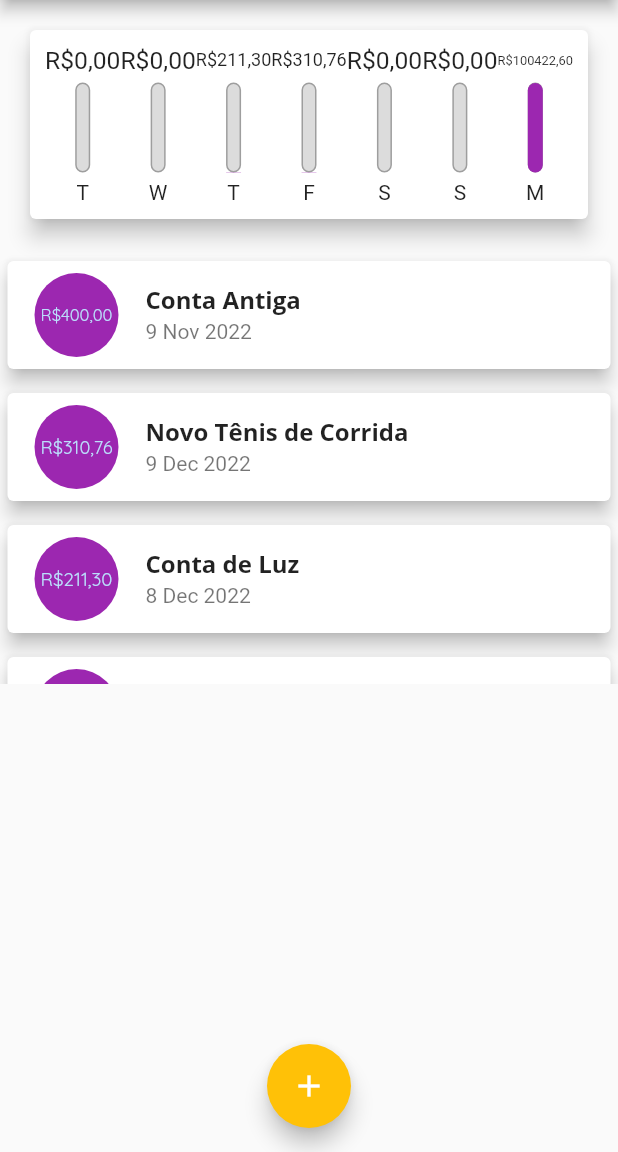
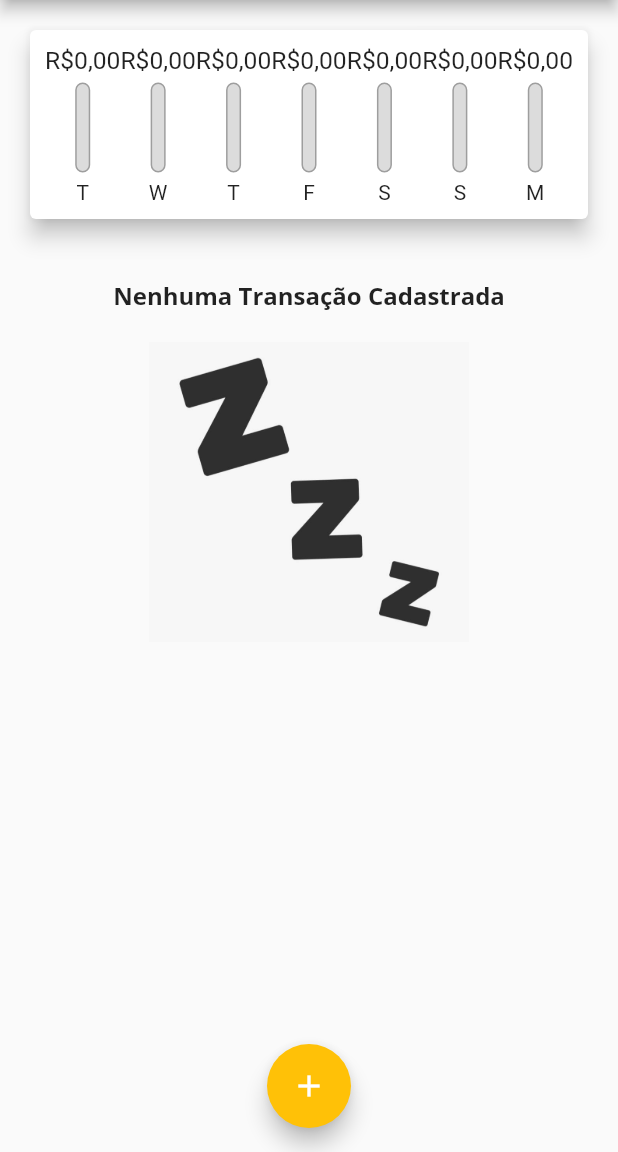
Before and after one commit to matheusSantos1997/ProjetosDart-Flutter, a Flutter app: the screen it shows after launch, on a phone screen of 412 x 824 dp, the part 84-1236 px from its top. Run offline on Flutter 3.47's test engine with Material 2 defaults, Android fonts, the phone set to English and light mode, and no system bars; our stand-ins replace flutter_masked_text2.

Commit message:
app_despesas updated

```diff
--- a/app_despesas/lib/components/chart.dart
+++ b/app_despesas/lib/components/chart.dart
@@ -60,8 +60,10 @@
                 child: ChartBar(
                   tr['day'].toString(),
                   double.parse(tr['value'].toString()),
-                  double.parse(tr['value'].toString()) /
-                      _weekTotalValue, // valor / totalSemana
+                  _weekTotalValue == 0
+                      ? 0
+                      : double.parse(tr['value'].toString()) /
+                          _weekTotalValue, // valor / totalSemana
                 ),
               );
             }).toList()
--- a/app_despesas/lib/components/myHomePage.dart
+++ b/app_despesas/lib/components/myHomePage.dart
@@ -14,38 +14,7 @@
 }
 
 class _MyHomePageState extends State<MyHomePage> {
-  final List<Transaction> _transactions = [
-    Transaction(
-      id: 't1',
-      title: 'Conta Antiga',
-      value: 400.00,
-      date: DateTime.now().subtract(const Duration(days: 33)),
-    ),
-    Transaction(
-      id: 't2',
-      title: 'Novo Tênis de Corrida',
-      value: 310.76,
-      date: DateTime.now().subtract(const Duration(days: 3)),
-    ),
-    Transaction(
-      id: 't3',
-      title: 'Conta de Luz',
-      value: 211.30,
-      date: DateTime.now().subtract(const Duration(days: 4)),
-    ),
-    Transaction(
-      id: 't4',
-      title: 'Cartao de Crédito',
-      value: 100211.30,
-      date: DateTime.now(),
-    ),
-    Transaction(
-      id: 't4',
-      title: '11.30',
-      value: 211.30,
-      date: DateTime.now(),
-    ),
-  ];
+  final List<Transaction> _transactions = [];
 
   List<Transaction> get _recentTransactions {
     return _transactions.where((tr) {
@@ -55,13 +24,13 @@
     }).toList();
   }
 
-  _addTransaction(String title, dynamic value) {
+  _addTransaction(String title, dynamic value, DateTime date) {
     // adiciona uma nova transaçao
     final newTransaction = Transaction(
       id: Random().nextDouble().toString(), // vai gerar um número ramdomico
       title: title,
       value: value,
-      date: DateTime.now(),
+      date: date,
     );
 
     // atualiza a lista de transaçao com a nova transaçao adiconada
--- a/app_despesas/lib/components/transaction_form.dart
+++ b/app_despesas/lib/components/transaction_form.dart
@@ -4,7 +4,7 @@
 import 'package:intl/intl.dart';
 
 class TransactionForm extends StatefulWidget {
-  final void Function(String, double) onSubmit;
+  final void Function(String, double, DateTime) onSubmit;
 
   const TransactionForm(this.onSubmit, {super.key});
 
@@ -20,7 +20,7 @@
       MoneyMaskedTextController(
           thousandSeparator: '.', decimalSeparator: ',', precision: 2);
 
-  DateTime? _selectedDate = null;
+  DateTime? _selectedDate = DateTime.now();
 
   _submitForm() {
     final title = _titleController.text;
@@ -28,11 +28,11 @@
             _moneyMaskedTextControllerValue.text.replaceAll(",", ".")) ??
         0.0;
 
-    if (title.isEmpty || value <= 0) {
+    if (title.isEmpty || value <= 0 || _selectedDate == null) {
       return;
     }
 
-    widget.onSubmit(title, value);
+    widget.onSubmit(title, value, _selectedDate!);
   }
 
   _showDatePicker() {
--- a/app_despesas/lib/main.dart
+++ b/app_despesas/lib/main.dart
@@ -38,6 +38,7 @@
                 ))
                 .headline6),
       ),
+      // traduçao do datePicker
       localizationsDelegates: const [
         GlobalMaterialLocalizations.delegate,
         GlobalWidgetsLocalizations.delegate,
```
